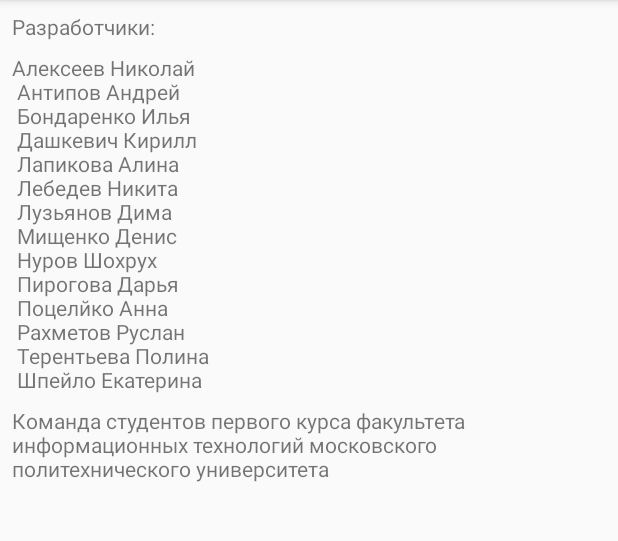
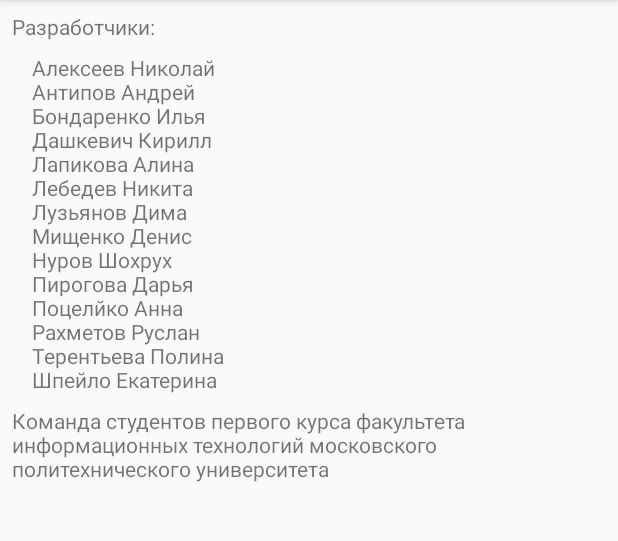
Before and after one commit to pirogovaaaaaa/slovar_polytech, an Android app: the AboutUsActivity screen opened directly, with no data from a screen before it, on a phone screen of 412 x 824 dp, the part 84-625 px from its top. Run offline under Robolectric (Android 15) with nearby library versions, the phone set to English and light mode, and no system bars.

Commit message:
fix developers list

```diff
--- a/AndroidApp/VocabularyApp/app/src/main/res/values/strings.xml
+++ b/AndroidApp/VocabularyApp/app/src/main/res/values/strings.xml
@@ -1,20 +1,20 @@
 <resources>
     <string name="app_name">VocabularyApp</string>
     <string name="developers">
-        Алексеев Николай\n
-        Антипов Андрей\n
-        Бондаренко Илья\n
-        Дашкевич Кирилл\n
-        Лапикова Алина\n
-        Лебедев Никита\n
-        Лузьянов Дима\n
-        Мищенко Денис\n
-        Нуров Шохрух\n
-        Пирогова Дарья\n
-        Поцелйко Анна\n
-        Рахметов Руслан\n
-        Терентьева Полина\n
-        Шпейло Екатерина
+        \tАлексеев Николай\n
+        \tАнтипов Андрей\n
+        \tБондаренко Илья\n
+        \tДашкевич Кирилл\n
+        \tЛапикова Алина\n
+        \tЛебедев Никита\n
+        \tЛузьянов Дима\n
+        \tМищенко Денис\n
+        \tНуров Шохрух\n
+        \tПирогова Дарья\n
+        \tПоцелйко Анна\n
+        \tРахметов Руслан\n
+        \tТерентьева Полина\n
+        \tШпейло Екатерина
     </string>
     <string name="about_us_menu">О нас</string>
     <string name="about_app_menu">О приложении</string>
```
